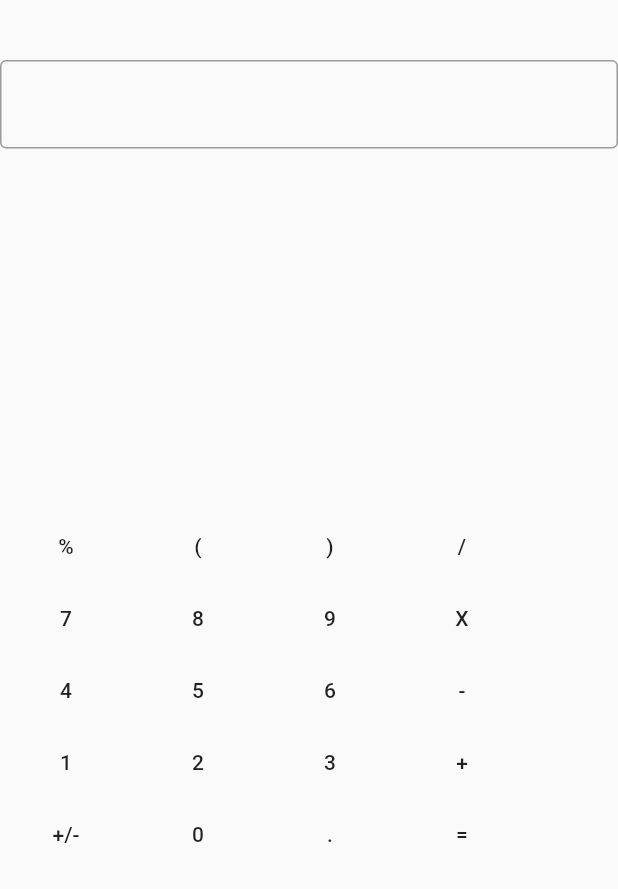
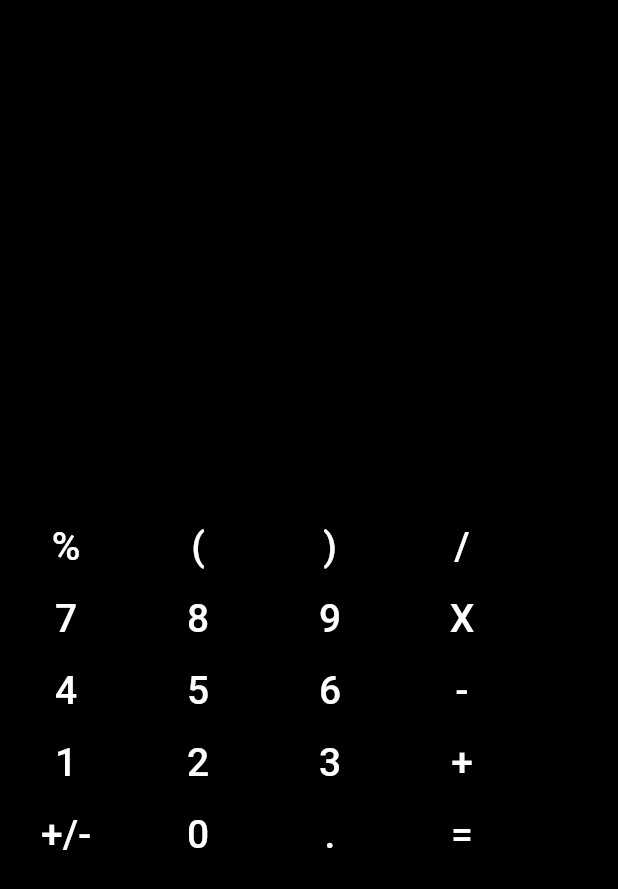
Before and after one commit to devenderbutani21/calcualtorFlutterApp, a Flutter app: the screen it shows after launch, on a phone screen of 412 x 824 dp. Shown: the top 889 px of the screen. Run offline on Flutter 3.47's test engine with Material 2 defaults, Android fonts, the phone set to English and light mode, and no system bars.

Commit message:
Made Minor Changes

```diff
--- a/lib/main.dart
+++ b/lib/main.dart
@@ -30,36 +30,30 @@ class _MyCalcPageState extends State<MyCalcPage>{
   Widget build(BuildContext context) {
     return SafeArea(
       child: Scaffold(
+        backgroundColor: Colors.black,
         body: Column(
           children: <Widget>[
               SizedBox(height: 40,),
               Container(
                 height: 300,
-                child: TextFormField(
-                  decoration: InputDecoration(
-                    border: OutlineInputBorder(
-                      borderSide: BorderSide(color: Colors.black)
-                    ),
-                  ),
-                ),
               ),
             Container(
               child: Row(
                 children: <Widget>[
                   FlatButton(
-                    child: Text('%'),
+                    child: Text('%', style: TextStyle(color: Colors.white, fontSize: 26),),
                     onPressed: () { },
                   ),
                   FlatButton(
-                    child: Text('('),
+                    child: Text('(', style: TextStyle(color: Colors.white, fontSize: 26),),
                     onPressed: () { },
                   ),
                   FlatButton(
-                    child: Text(')'),
+                    child: Text(')', style: TextStyle(color: Colors.white, fontSize: 26),),
                     onPressed: () { },
                   ),
                   FlatButton(
-                    child: Text('/'),
+                    child: Text('/', style: TextStyle(color: Colors.white, fontSize: 26),),
                     onPressed: () { },
                   ),
                 ],
@@ -68,19 +62,19 @@ class _MyCalcPageState extends State<MyCalcPage>{
             Row(
               children: <Widget>[
                 FlatButton(
-                  child: Text('7'),
+                  child: Text('7', style: TextStyle(color: Colors.white, fontSize: 26),),
                   onPressed: () { },
                 ),
                 FlatButton(
-                  child: Text('8'),
+                  child: Text('8', style: TextStyle(color: Colors.white, fontSize: 26),),
                   onPressed: () { },
                 ),
                 FlatButton(
-                  child: Text('9'),
+                  child: Text('9', style: TextStyle(color: Colors.white, fontSize: 26),),
                   onPressed: () { },
                 ),
                 FlatButton(
-                  child: Text('X'),
+                  child: Text('X', style: TextStyle(color: Colors.white, fontSize: 26),),
                   onPressed: () { },
                 ),
               ],
@@ -88,19 +82,19 @@ class _MyCalcPageState extends State<MyCalcPage>{
             Row(
               children: <Widget>[
                 FlatButton(
-                  child: Text('4'),
+                  child: Text('4', style: TextStyle(color: Colors.white, fontSize: 26),),
                   onPressed: () { },
                 ),
                 FlatButton(
-                  child: Text('5'),
+                  child: Text('5', style: TextStyle(color: Colors.white, fontSize: 26),),
                   onPressed: () { },
                 ),
                 FlatButton(
-                  child: Text('6'),
+                  child: Text('6', style: TextStyle(color: Colors.white, fontSize: 26),),
                   onPressed: () { },
                 ),
                 FlatButton(
-                  child: Text('-'),
+                  child: Text('-', style: TextStyle(color: Colors.white, fontSize: 26),),
                   onPressed: () { },
                 ),
               ],
@@ -108,19 +102,19 @@ class _MyCalcPageState extends State<MyCalcPage>{
             Row(
               children: <Widget>[
                 FlatButton(
-                  child: Text('1'),
+                  child: Text('1', style: TextStyle(color: Colors.white, fontSize: 26),),
                   onPressed: () { },
                 ),
                 FlatButton(
-                  child: Text('2'),
+                  child: Text('2', style: TextStyle(color: Colors.white, fontSize: 26),),
                   onPressed: () { },
                 ),
                 FlatButton(
-                  child: Text('3'),
+                  child: Text('3', style: TextStyle(color: Colors.white, fontSize: 26),),
                   onPressed: () { },
                 ),
                 FlatButton(
-                  child: Text('+'),
+                  child: Text('+', style: TextStyle(color: Colors.white, fontSize: 26),),
                   onPressed: () { },
                 ),
               ],
@@ -128,19 +122,19 @@ class _MyCalcPageState extends State<MyCalcPage>{
             Row(
               children: <Widget>[
                 FlatButton(
-                  child: Text('+/-'),
+                  child: Text('+/-', style: TextStyle(color: Colors.white, fontSize: 26),),
                   onPressed: () { },
                 ),
                 FlatButton(
-                  child: Text('0'),
+                  child: Text('0', style: TextStyle(color: Colors.white, fontSize: 26),),
                   onPressed: () { },
                 ),
                 FlatButton(
-                  child: Text('.'),
+                  child: Text('.', style: TextStyle(color: Colors.white, fontSize: 26),),
                   onPressed: () { },
                 ),
                 FlatButton(
-                  child: Text('='),
+                  child: Text('=', style: TextStyle(color: Colors.white, fontSize: 26),),
                   onPressed: () { },
                 ),
               ],
```
Also changed, not shown: 1 other file.
